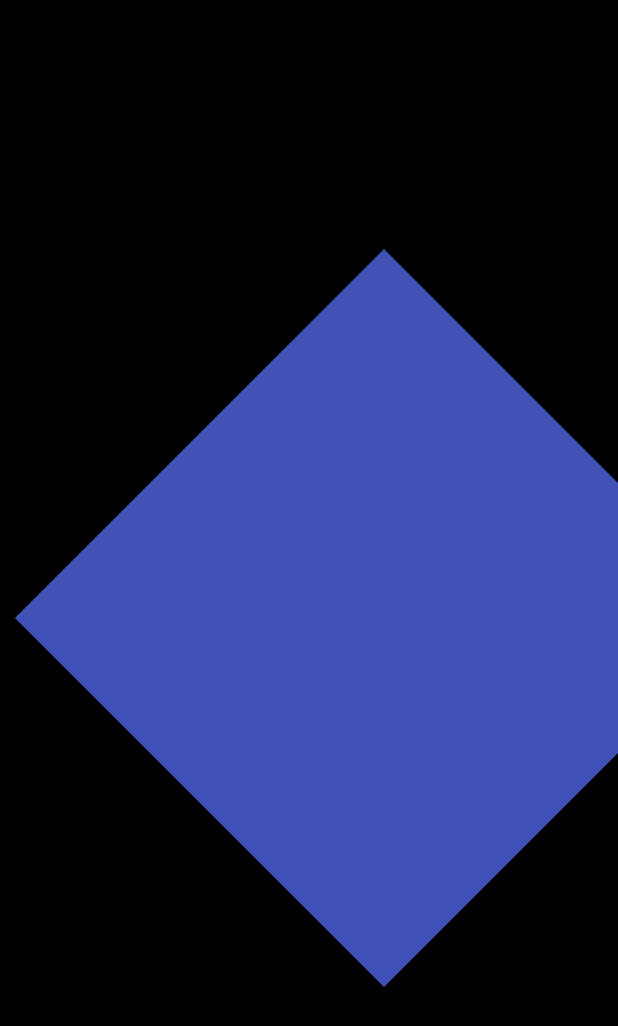
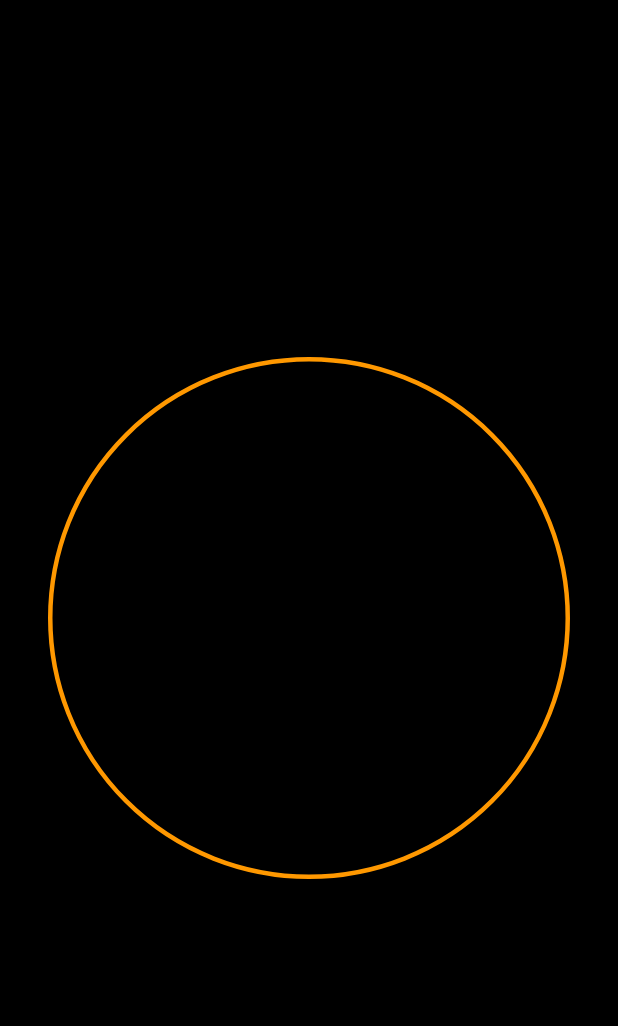
Before and after one commit to his-s/Stop-Watch-Andera-, a Flutter app: the screen it shows after launch, on a phone screen of 412 x 824 dp. Shown: the top 1026 px of the screen. Run offline on Flutter 3.47's test engine with Material 2 defaults, Android fonts, the phone set to English and light mode, and no system bars.

Commit message:
get radius by layout builder widget

```diff
--- a/lib/ui/stopwatch.dart
+++ b/lib/ui/stopwatch.dart
@@ -33,6 +33,9 @@ class _StopwatchState extends State<Stopwatch>
 
   @override
   Widget build(BuildContext context) {
-    return StopWatchRenderer(elapsed: _eplapsed);
+    return LayoutBuilder(builder: (context, constrains) {
+      final radius = constrains.maxWidth / 2;
+      return StopWatchRenderer(elapsed: _eplapsed, radius: radius);
+    });
   }
 }
--- a/lib/ui/stopwatch_renderer.dart
+++ b/lib/ui/stopwatch_renderer.dart
@@ -4,19 +4,19 @@ import 'package:animation_app/ui/elapsed_time_text.dart';
 import 'package:flutter/material.dart';
 
 class StopWatchRenderer extends StatelessWidget {
-  const StopWatchRenderer({Key? key, required this.elapsed}) : super(key: key);
+  const StopWatchRenderer(
+      {Key? key, required this.elapsed, required this.radius})
+      : super(key: key);
   final Duration elapsed;
+  final double radius;
   @override
   Widget build(BuildContext context) {
     return Stack(
       children: [
-        Transform(
-          transform: Matrix4.identity()
-            ..translate(50.0, 0.0, 0.0)
-            ..rotateZ(pi / 4),
-          alignment: Alignment.center,
-          child: Container(
-            color: Colors.indigo,
+        Container(
+          decoration: BoxDecoration(
+            border: Border.all(color: Colors.orange, width: 3),
+            borderRadius: BorderRadius.circular(radius),
           ),
         ),
         // ElapsedTimeText(
```
